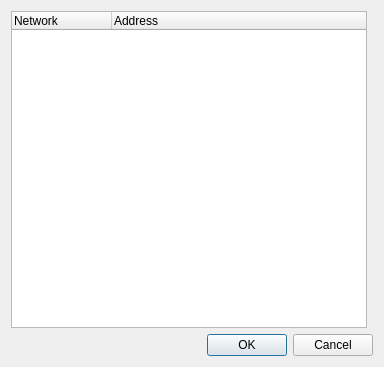
Above: plugins/artnet/configureartnet.ui from mcallegari/qlcplus before the change. Below: the same form after it.
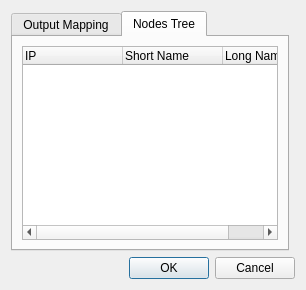
That is the form after the change. The open tabs and pages were chosen to show the change.

```diff
--- a/plugins/artnet/configureartnet.ui
+++ b/plugins/artnet/configureartnet.ui
@@ -2,26 +2,21 @@
 <ui version="4.0">
  <class>ConfigureArtNet</class>
  <widget class="QDialog" name="ConfigureArtNet">
-  <property name="geometry">
-   <rect>
-    <x>0</x>
-    <y>0</y>
-    <width>384</width>
-    <height>367</height>
-   </rect>
-  </property>
   <property name="windowTitle">
    <string>Configure ArtNet Plugin</string>
   </property>
   <layout class="QGridLayout" name="gridLayout">
-   <item row="1" column="0" colspan="2">
-    <widget class="QDialogButtonBox" name="m_buttonBox">
-     <property name="standardButtons">
-      <set>QDialogButtonBox::Cancel|QDialogButtonBox::Ok</set>
-     </property>
-    </widget>
-   </item>
    <item row="0" column="0">
+    <widget class="QTabWidget" name="tabWidget">
+     <property name="currentIndex">
+      <number>0</number>
+     </property>
+     <widget class="QWidget" name="tab">
+      <attribute name="title">
+       <string>Output Mapping</string>
+      </attribute>
+      <layout class="QVBoxLayout" name="verticalLayout">
+       <item>
     <widget class="QTreeWidget" name="m_outputTree">
      <property name="alternatingRowColors">
       <bool>true</bool>
@@ -39,6 +34,46 @@
        <string>Address</string>
       </property>
      </column>
+        </widget>
+       </item>
+      </layout>
+     </widget>
+     <widget class="QWidget" name="tab_2">
+      <attribute name="title">
+       <string>Nodes Tree</string>
+      </attribute>
+      <layout class="QVBoxLayout" name="verticalLayout_2">
+       <item>
+        <widget class="QTreeWidget" name="m_nodesTree">
+         <property name="alternatingRowColors">
+          <bool>true</bool>
+         </property>
+         <column>
+          <property name="text">
+           <string>IP</string>
+          </property>
+         </column>
+         <column>
+          <property name="text">
+           <string>Short Name</string>
+          </property>
+         </column>
+         <column>
+          <property name="text">
+           <string>Long Name</string>
+          </property>
+         </column>
+        </widget>
+       </item>
+      </layout>
+     </widget>
+    </widget>
+   </item>
+   <item row="1" column="0" colspan="2">
+    <widget class="QDialogButtonBox" name="m_buttonBox">
+     <property name="standardButtons">
+      <set>QDialogButtonBox::Cancel|QDialogButtonBox::Ok</set>
+     </property>
     </widget>
    </item>
   </layout>
```
Lines whose indentation alone changed are shown as unchanged.
